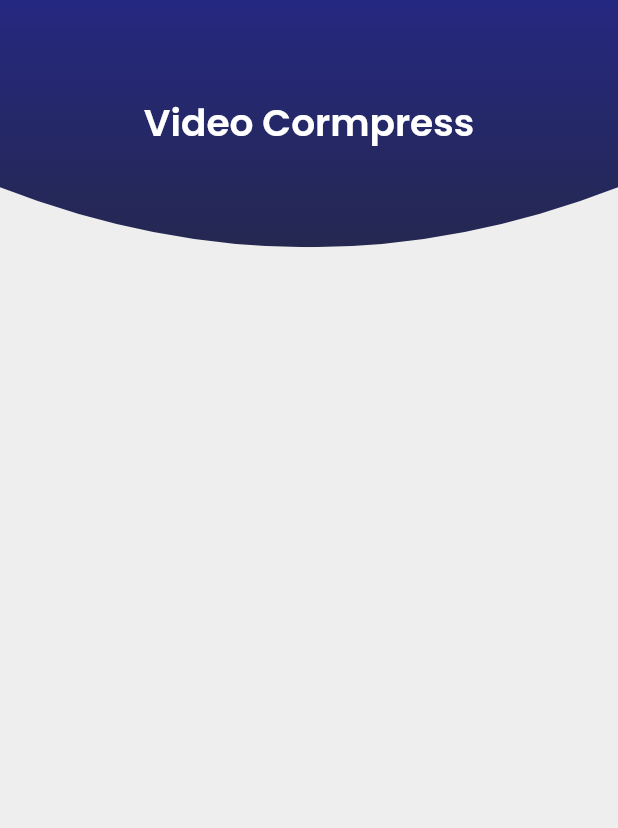
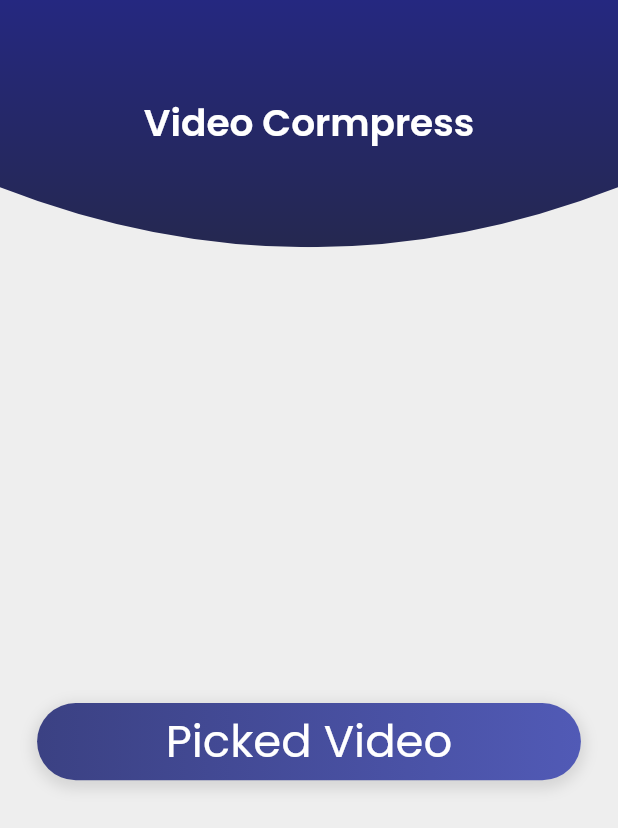
Before and after one commit to ferhatiltas/sakla-mobil, a Flutter app: the VideoView screen opened directly, on a phone screen of 412 x 824 dp. Shown: the top 828 px of the screen. Run offline on Flutter 3.47's test engine with Material 2 defaults, Android fonts, the phone set to English and light mode, and no system bars; our stand-ins replace dot_navigation_bar, get, google_fonts, image_picker; missing offline and left inert: dart:ffi, video_compress.

Commit message:
Edit image view

```diff
--- a/lib/main.dart
+++ b/lib/main.dart
@@ -1,10 +1,10 @@
 import 'package:flutter/material.dart';
 import 'package:get/route_manager.dart';
+import 'package:sakla/view/baseview/base_view.dart';
 
 import 'core/constants/navigation/navigation_constants.dart';
 import 'core/init/navigation/app_pages.dart';
 import 'core/init/theme/theme.dart';
-import 'view/auth/view/splash_view.dart';
 
 void main() {
   WidgetsFlutterBinding.ensureInitialized();
@@ -19,7 +19,7 @@ class MyApp extends StatelessWidget {
       title: 'Sakla',
       initialRoute: NavigationConstants.INITIAL,
       theme: AppTheme.instance.darkTheme,
-      home: SplashView(),
+      home: BaseView(),
       getPages: AppPages.pages,
     );
   }
--- a/lib/view/auth/controller/login_controller.dart
+++ b/lib/view/auth/controller/login_controller.dart
@@ -22,7 +22,10 @@ class LoginController extends GetxController {
     isPasswordShows = !isPasswordShows;
   }
 
+
+
   Future<void>? navigateToBaseView() {
     Get.offAllNamed(NavigationConstants.BASE);
   }
+
 }
--- /dev/null
+++ b/lib/view/baseView/controller/video_controller.dart
@@ -0,0 +1,38 @@
+import 'dart:ffi';
+import 'dart:io';
+import 'dart:typed_data';
+
+import 'package:get/get.dart';
+import 'package:image_picker/image_picker.dart';
+import 'package:video_compress/video_compress.dart';
+
+class VideoController extends GetxController {
+  var file;
+  Rx<Uint8List>? thumbnailBytess;
+  get thumbnailBytes => thumbnailBytess!.value;
+
+  set thumbnailBytes(thumbnailBytes) => thumbnailBytess!.value = thumbnailBytes;
+
+  var videoSizes = 0.obs;
+  get videoSize => videoSizes.value;
+  set videoSize(value) => videoSizes.value = value;
+
+  Future videoCompress() async {
+    final picker = ImagePicker();
+    var pickedFile = await picker.getVideo(source: ImageSource.gallery);
+    file = File(pickedFile!.path);
+    if (file == null) {
+      return;
+    }
+  }
+
+  Future generateThumbnail(File file) async {
+    final thumbNailBytesa = await VideoCompress.getByteThumbnail(file.path);
+    thumbnailBytes = thumbNailBytesa;
+  }
+
+  Future getVideoSize(File file) async {
+    final size = await file.length();
+    videoSize = size;
+  }
+}
--- a/lib/view/baseView/view/video_view.dart
+++ b/lib/view/baseView/view/video_view.dart
@@ -1,20 +1,98 @@
 import 'package:flutter/cupertino.dart';
 import 'package:flutter/material.dart';
-
+import 'package:get/get.dart';
+import 'package:sakla/view/baseview/controller/video_controller.dart';
 import '../../../core/components/app_bar_container.dart';
 
-class VideoView extends StatefulWidget {
-  @override
-  _ViewViewState createState() => _ViewViewState();
-}
+class VideoView extends StatelessWidget {
+  final _controller = Get.put(VideoController());
 
-class _ViewViewState extends State<VideoView> {
   @override
   Widget build(BuildContext context) {
     return Scaffold(
       backgroundColor: Colors.grey[200],
       body: Column(
-        children: [buildAppBar(), Expanded(flex: 4, child: Text(''))],
+        mainAxisAlignment: MainAxisAlignment.center,
+        crossAxisAlignment: CrossAxisAlignment.center,
+        children: [
+          buildAppBar(),
+          Expanded(
+            flex: 4,
+            child: Padding(
+                padding: EdgeInsets.all(context.height * 0.03),
+                child: Column(
+                  mainAxisAlignment: MainAxisAlignment.center,
+                  children: [
+                    _controller.file == null
+                        ? buildPickedVideoButton(context)
+                        : Column(
+                            children: [buildThumbnail(), buildVideoSize()],
+                          )
+                  ],
+                )),
+          ),
+        ],
+      ),
+    );
+  }
+
+  Widget buildThumbnail() {
+    return _controller.thumbnailBytes == null
+        ? CircularProgressIndicator()
+        : Image.memory(
+            _controller.thumbnailBytes!,
+            height: 100,
+          );
+  }
+
+  Widget buildVideoSize() {
+    if (_controller.file == null) return Container();
+    final size = _controller.videoSize;
+
+    return Column(
+      children: [
+        Text('Orginal Video Info',
+            style: TextStyle(fontSize: 24, fontWeight: FontWeight.bold)),
+        const SizedBox(
+          height: 8,
+        ),
+        Text(
+          'Size: $size KB',
+          style: TextStyle(fontSize: 20),
+        ),
+      ],
+    );
+  }
+
+  Widget buildPickedVideoButton(BuildContext context) {
+    return InkWell(
+      borderRadius: BorderRadius.circular(50),
+      onTap: () {
+        _controller.videoCompress();
+      },
+      child: Ink(
+        width: context.width / 1.1,
+        height: context.height / 16,
+        decoration: BoxDecoration(
+          gradient: LinearGradient(
+              begin: Alignment.centerLeft,
+              end: Alignment.centerRight,
+              colors: [Color(0xff3B4183), Color(0xff515AB6)]),
+          boxShadow: [
+            BoxShadow(
+              color: Colors.black.withOpacity(0.1),
+              spreadRadius: 3,
+              blurRadius: 7,
+              offset: Offset(0, 3),
+            ),
+          ],
+          color: Color(0xffED7917),
+          borderRadius: BorderRadius.circular(50),
+        ),
+        child: Center(
+          child: Text('Picked Video',
+              style: TextStyle(fontSize: 30, color: Colors.white)),
+        ),
       ),
     );
   }
--- a/lib/view/core/extension/context_extension.dart
+++ /dev/null
@@ -1 +0,0 @@
-// TODO Implement this library.
```
Also changed, not shown: lib/view/baseView/controller/photo_controller.dart (added, +39 -0 lines), lib/view/baseView/view/photo_view.dart (+41 -1 lines), pubspec.yaml (+7 -6 lines), pubspec.lock, 10 other files.
